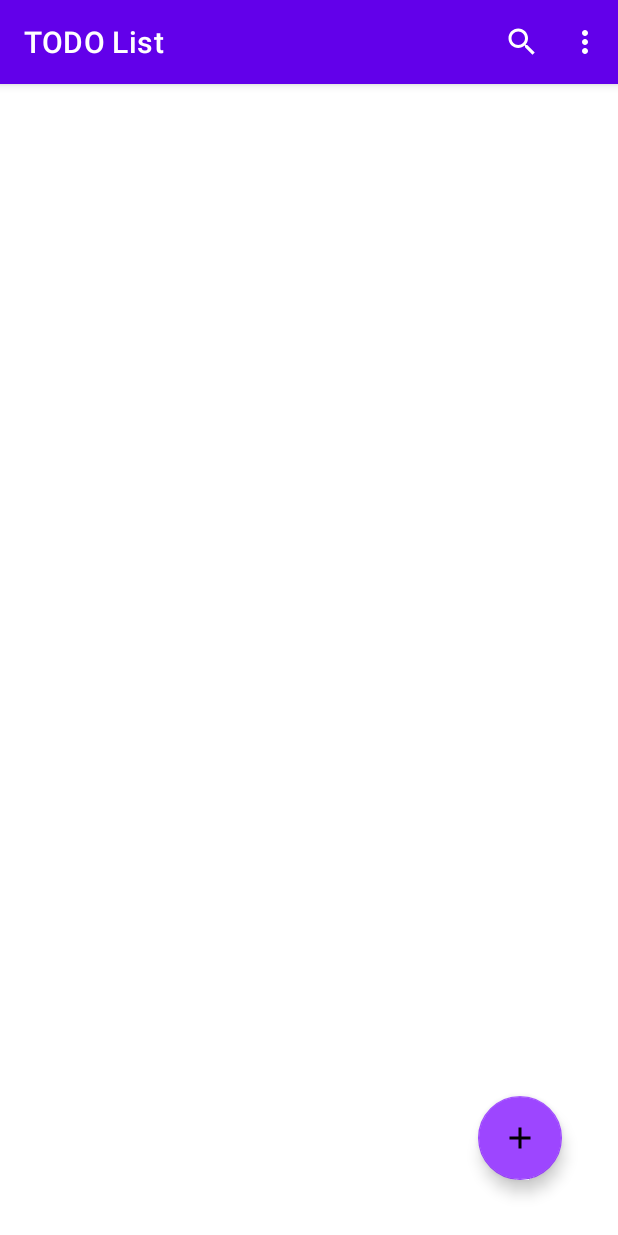
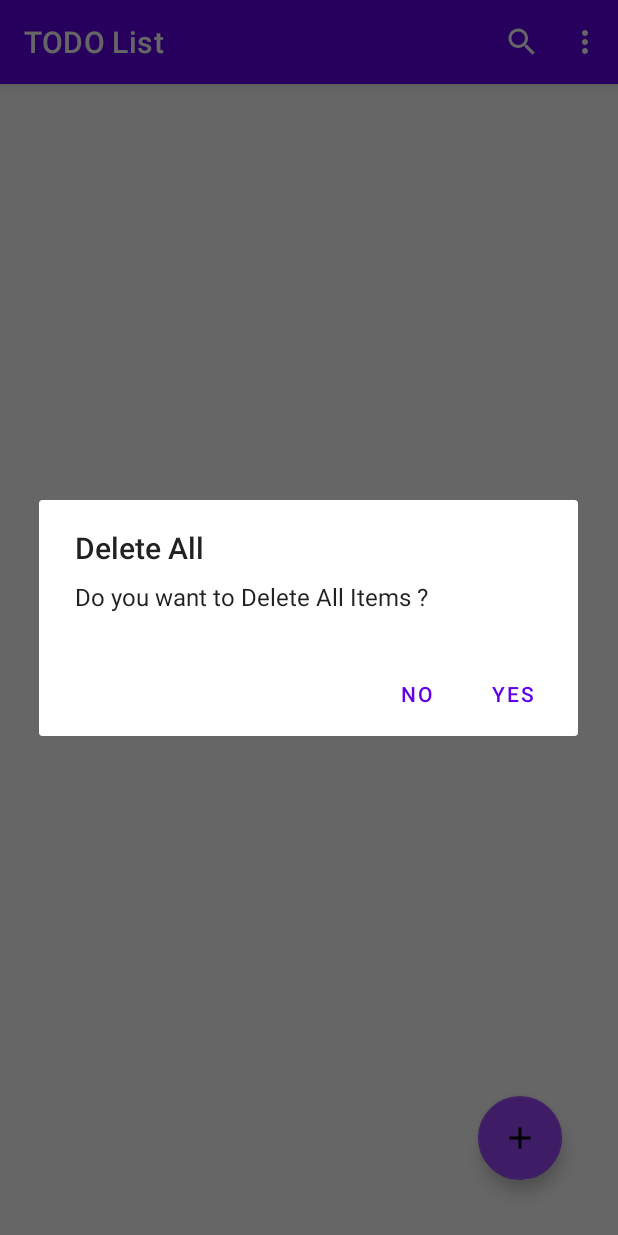
Before and after one commit to vinodmadhu97/Kotlin_todo_app, an Android app: the screen it shows after launch (MainActivity), in the options menu, after a tap on "Delete All", on a phone screen of 412 x 824 dp. Run offline under Robolectric (Android 15) with nearby library versions, the phone set to English and light mode, and no system bars; our stand-ins replace Room's generated code, navigation-ui.

```diff
--- a/app/src/main/java/com/example/todo_app/data/TodoDAO.kt
+++ b/app/src/main/java/com/example/todo_app/data/TodoDAO.kt
@@ -1,10 +1,7 @@
 package com.example.todo_app.data
 
 import androidx.lifecycle.LiveData
-import androidx.room.Dao
-import androidx.room.Insert
-import androidx.room.OnConflictStrategy
-import androidx.room.Query
+import androidx.room.*
 import com.example.todo_app.data.models.TodoData
 
 @Dao
@@ -15,4 +12,13 @@ interface TodoDAO {
 
     @Insert(onConflict = OnConflictStrategy.IGNORE)
     suspend fun insertData(todoData: TodoData)
+
+    @Update
+    suspend fun updateData(todoData: TodoData)
+
+    @Delete
+    suspend fun deleteItem(todoData: TodoData)
+
+    @Query("DELETE FROM todo_table")
+    suspend fun deleteAll()
 }
--- a/app/src/main/java/com/example/todo_app/fragments/list/ListAdapter.kt
+++ b/app/src/main/java/com/example/todo_app/fragments/list/ListAdapter.kt
@@ -20,6 +20,7 @@ class ListAdapter : RecyclerView.Adapter<ListAdapter.ListViewHolder>() {
         val tvDescription = binding.descriptionTxt
         val cvPriorityIndicator = binding.priorityIndicator
         val listItemView = binding.rowBackground
+
     }
 
     override fun onCreateViewHolder(parent: ViewGroup, viewType: Int): ListViewHolder {
--- a/app/src/main/java/com/example/todo_app/fragments/list/ListFragment.kt
+++ b/app/src/main/java/com/example/todo_app/fragments/list/ListFragment.kt
@@ -1,7 +1,9 @@
 package com.example.todo_app.fragments.list
 
+import android.app.AlertDialog
 import android.os.Bundle
 import android.view.*
+import android.widget.Toast
 import androidx.fragment.app.Fragment
 import androidx.fragment.app.viewModels
 import androidx.lifecycle.Observer
@@ -41,9 +43,20 @@ class ListFragment : Fragment() {
         recyclerView.layoutManager = GridLayoutManager(requireActivity(),2)
 
         viewModel.getAllData.observe(viewLifecycleOwner, Observer { data ->
-            listAdapter.setData(data)
+            if (data.isNotEmpty()){
+                mBinding.rvTodo.visibility =View.VISIBLE
+                mBinding.noDataView.visibility = View.GONE
+                listAdapter.setData(data)
+            }else{
+                mBinding.rvTodo.visibility =View.GONE
+                mBinding.noDataView.visibility = View.VISIBLE
+            }
+
 
         })
+
+
+
 
 
         return mBinding.root
@@ -54,5 +67,26 @@ class ListFragment : Fragment() {
 
     }
 
+    override fun onOptionsItemSelected(item: MenuItem): Boolean {
+        when(item.itemId){
+            R.id.menu_delete_all -> confirmDeleteAllItems()
+        }
+        return super.onOptionsItemSelected(item)
+    }
+
+    private fun confirmDeleteAllItems() {
+        val alertDialogBuilder = AlertDialog.Builder(requireContext())
+        alertDialogBuilder.setPositiveButton("Yes"){_,_ ->
+            viewModel.deleteAll()
+            Toast.makeText(requireActivity(),"All todos deleted",Toast.LENGTH_SHORT).show()
+        }
+        alertDialogBuilder.setNegativeButton("No"){dialog,_ -> dialog.dismiss()}
+        alertDialogBuilder.setTitle("Delete All")
+        alertDialogBuilder.setMessage("Do you want to Delete All Items ? ")
+        alertDialogBuilder.create().show()
+
+
+    }
+
 
 }
--- a/app/src/main/res/layout/fragment_list.xml
+++ b/app/src/main/res/layout/fragment_list.xml
@@ -9,6 +9,7 @@
 
     <androidx.recyclerview.widget.RecyclerView
         android:id="@+id/rv_todo"
+        android:visibility="gone"
         android:layout_width="match_parent"
         android:layout_height="match_parent"
         tools:layout_editor_absoluteX="0dp"
@@ -28,11 +29,12 @@
         app:layout_constraintEnd_toEndOf="parent" />
 
     <LinearLayout
+        android:id="@+id/no_data_view"
         android:layout_width="wrap_content"
         android:layout_height="wrap_content"
         android:gravity="center"
         android:orientation="vertical"
-        android:visibility="invisible"
+        android:visibility="visible"
         app:layout_constraintBottom_toBottomOf="@+id/rv_todo"
         app:layout_constraintEnd_toEndOf="parent"
         app:layout_constraintStart_toStartOf="parent"
```
Also changed, not shown: app/src/main/java/com/example/todo_app/data/repository/TodoRepository.kt (+14 -0 lines), app/src/main/java/com/example/todo_app/data/viewModel/TodoViewModel.kt (+20 -0 lines), app/src/main/java/com/example/todo_app/fragments/SharedVIewModel.kt (+8 -0 lines), app/src/main/java/com/example/todo_app/fragments/update/UpdateFragment.kt (+60 -13 lines).
